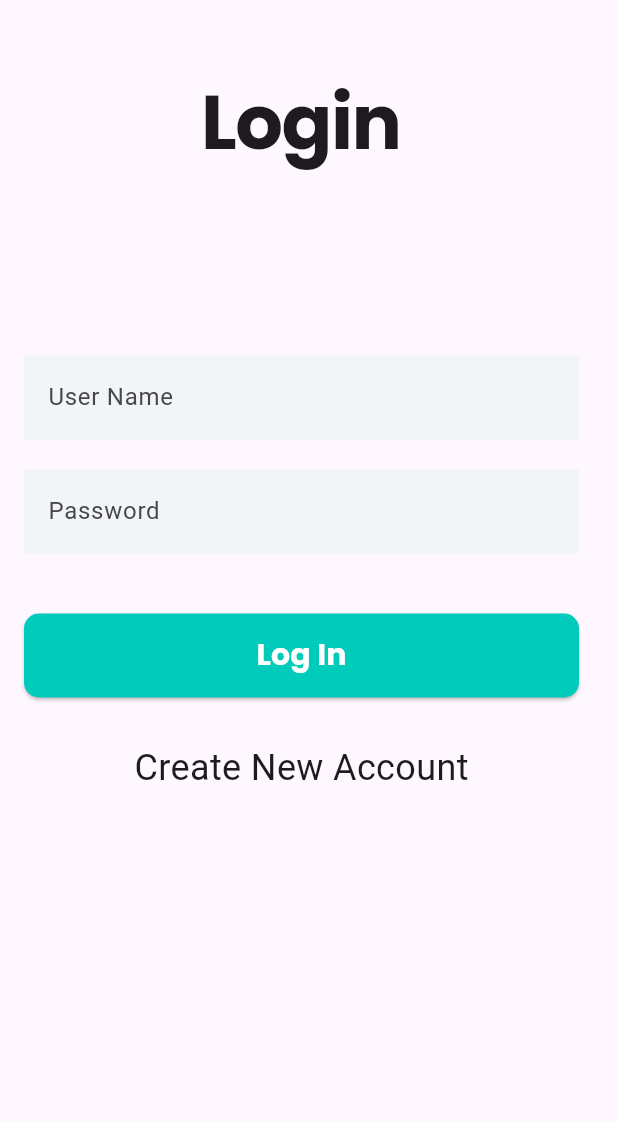
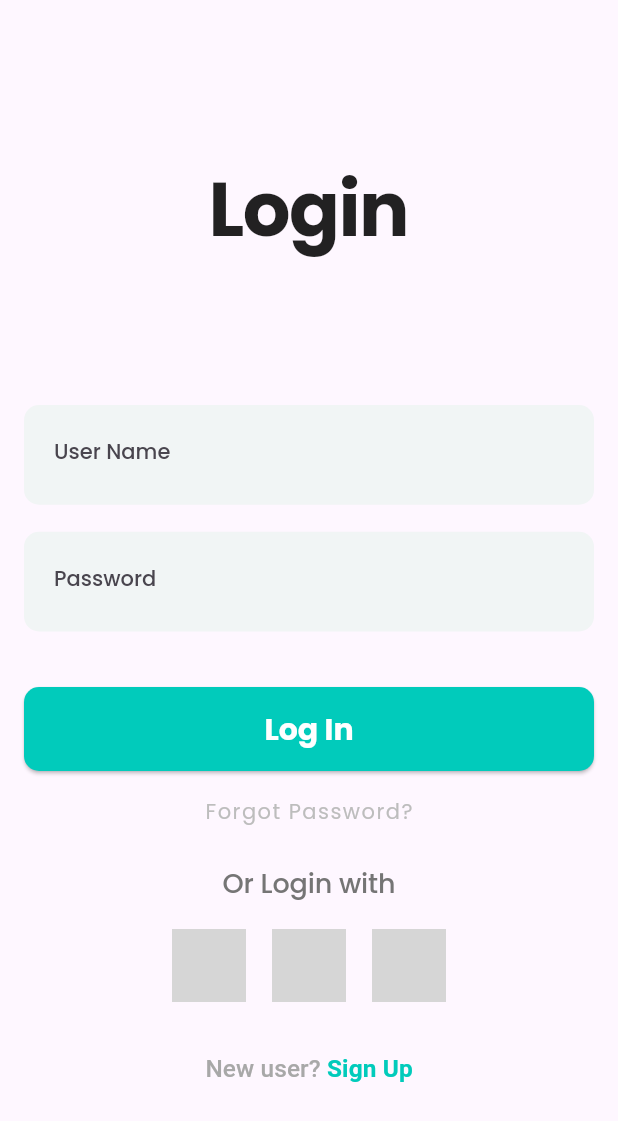
Before and after one commit to jasberDataSirpi/full-stack-training, a Flutter app: the screen it shows after launch, on a phone screen of 412 x 824 dp. Shown: the top 1121 px of the screen. Run offline on Flutter 3.47's test engine with Material 2 defaults, Android fonts, the phone set to English and light mode, and no system bars; our stand-ins replace flutter_dotenv, google_fonts, shared_preferences; grey boxes are pictures that could not be loaded.

Commit message:
login page created

```diff
--- a/lib/main.dart
+++ b/lib/main.dart
@@ -1,5 +1,6 @@
 import 'package:flutter/material.dart';
 import 'package:flutter_dotenv/flutter_dotenv.dart';
+import 'package:google_fonts/google_fonts.dart';
 import 'package:meal_planet/pages/dashboard_page.dart';
 import 'package:meal_planet/pages/login_page.dart';
 import 'package:meal_planet/pages/my_home_page.dart';
@@ -26,6 +27,9 @@ class MyApp extends StatelessWidget {
       debugShowCheckedModeBanner: false,
       title: 'Meal Planet',
       theme: ThemeData(
+        textTheme: GoogleFonts.poppinsTextTheme(
+          Theme.of(context).textTheme, // Use the default TextTheme
+        ),
         colorScheme: ColorScheme.fromSeed(seedColor: Colors.deepPurple),
         useMaterial3: true,
       ),
--- a/lib/pages/login_page.dart
+++ b/lib/pages/login_page.dart
@@ -1,12 +1,12 @@
 import 'dart:convert';
 import 'dart:io';
 
+import 'package:flutter/gestures.dart';
 import 'package:flutter/material.dart';
 import 'package:meal_planet/constants/endpoints.dart';
 import 'package:meal_planet/constants/http_methods.dart';
 import 'package:meal_planet/services/http_service.dart';
 import 'package:meal_planet/services/local_storage_service.dart';
-import 'package:google_fonts/google_fonts.dart';
 
 class LoginPage extends StatefulWidget {
   const LoginPage({super.key});
@@ -42,66 +42,92 @@ class _LoginPageState extends State<LoginPage> {
     }
   }
 
+  goToSignupPage() {
+    Navigator.pushNamed(context, "/register");
+  }
+
+  late TapGestureRecognizer _tapGestureRecognizer;
+
+  @override
+  void initState() {
+    super.initState();
+    _tapGestureRecognizer = TapGestureRecognizer()..onTap = goToSignupPage;
+  }
+
   @override
   Widget build(BuildContext context) {
     return Scaffold(
       body: Container(
         padding: const EdgeInsets.all(16.0),
         child: Column(
-          // crossAxisAlignment: CrossAxisAlignment.stretch,
+          mainAxisAlignment: MainAxisAlignment.center,
           children: [
-            const SizedBox(height: 30),
-            Text(
+            const Text(
               'Login',
-              style: GoogleFonts.poppins(
-                textStyle: const TextStyle(
+              style: TextStyle(
                 fontSize: 50,
                 fontWeight: FontWeight.w700,
                 letterSpacing: -1,
               ),
             ),
+            const SizedBox(height: 93),
+            SizedBox(
+              width: double.infinity, // 100% width
+              child: Container(
+                decoration: BoxDecoration(
+                  borderRadius: BorderRadius.circular(10), // Rounded border
+                  color: const Color(0xFFF1F5F5),
                 ),
-            const SizedBox(height: 120),
-            SizedBox(
-              width: 370,
-              // height: 56,
                 child: TextField(
                   controller: emailController,
                   decoration: const InputDecoration(
                     border: InputBorder.none,
-                  filled: true,
-                  fillColor: Color(0xFFF1F5F5),
                     labelText: 'User Name',
+                    contentPadding: EdgeInsets.symmetric(
+                      vertical: 16.0,
+                      horizontal: 20.0,
                     ),
                   ),
                 ),
-            const SizedBox(height: 20),
+              ),
+            ),
+            const SizedBox(height: 18),
             SizedBox(
-              width: 370,
-              // height: 56,
+              width: double.infinity, // 100% width
+              child: Container(
+                decoration: BoxDecoration(
+                  borderRadius: BorderRadius.circular(10), // Rounded border
+                  color: const Color(0xFFF1F5F5),
+                ),
                 child: TextField(
                   controller: passwordController,
                   decoration: const InputDecoration(
                     border: InputBorder.none,
-                  filled: true,
-                  fillColor: Color(0xFFF1F5F5),
                     labelText: 'Password',
-                ),
-                obscureText: true,
+                    contentPadding: EdgeInsets.symmetric(
+                      vertical: 16.0,
+                      horizontal: 20.0,
                     ),
                   ),
-            const SizedBox(height: 40),
+                ),
+              ),
+            ),
+            const SizedBox(height: 37),
             Container(
-                width: 370,
+              width: double.infinity, // 100% width
               height: 56,
               decoration:
                   BoxDecoration(borderRadius: BorderRadius.circular(10)),
               child: ElevatedButton(
                 style: ButtonStyle(
-                      backgroundColor: MaterialStateProperty.all<Color>(
-                          const Color(0xFF01CBBB)),
-                      shape: MaterialStateProperty.all(RoundedRectangleBorder(
-                          borderRadius: BorderRadius.circular(10)))),
+                  backgroundColor:
+                      MaterialStateProperty.all<Color>(const Color(0xFF01CBBB)),
+                  shape: MaterialStateProperty.all(
+                    RoundedRectangleBorder(
+                      borderRadius: BorderRadius.circular(10),
+                    ),
+                  ),
+                ),
                 onPressed: _login,
                 child: const Text(
                   'Log In',
@@ -109,28 +135,107 @@ class _LoginPageState extends State<LoginPage> {
                   style: TextStyle(
                     color: Colors.white,
                     fontSize: 20,
-                      fontFamily: 'Poppins',
                     fontWeight: FontWeight.w700,
                   ),
                 ),
-                )),
-            const SizedBox(height: 30),
-            GestureDetector(
-              onTap: () {
-                Navigator.pushNamed(context, "/register");
-              },
-              child: const Text(
-                'Create New Account',
-                style: TextStyle(fontSize: 24),
               ),
             ),
-            const SizedBox(
-              height: 30,
+            const SizedBox(height: 17),
+            const Text(
+              'Forgot Password?',
+              style: TextStyle(
+                color: Color(0xFFBDBDBD),
+                fontSize: 14,
+                fontWeight: FontWeight.w400,
+                letterSpacing: 0.98,
               ),
-            Text(
-              message,
-              style: TextStyle(color: Colors.green.shade400),
             ),
+            const SizedBox(height: 23),
+            const Text(
+              'Or Login with',
+              style: TextStyle(
+                color: Color(0xFF757575),
+                fontSize: 18,
+                fontWeight: FontWeight.w500,
+                letterSpacing: -0.09,
+              ),
+            ),
+            const SizedBox(height: 17),
+            SizedBox(
+              width: 200,
+              child: Row(
+                mainAxisSize: MainAxisSize.min,
+                mainAxisAlignment: MainAxisAlignment.spaceAround,
+                crossAxisAlignment: CrossAxisAlignment.start,
+                children: [
+                  Container(
+                    height: 49,
+                    width: 49,
+                    decoration: const BoxDecoration(
+                      image: DecorationImage(
+                        image: AssetImage('images/apple.png'),
+                        fit: BoxFit.cover,
+                      ),
+                    ),
+                  ),
+                  Container(
+                    height: 49,
+                    width: 49,
+                    decoration: const BoxDecoration(
+                      image: DecorationImage(
+                        image: AssetImage('images/google.png'),
+                        fit: BoxFit.cover,
+                      ),
+                    ),
+                  ),
+                  Container(
+                    height: 49,
+                    width: 49,
+                    decoration: const BoxDecoration(
+                      image: DecorationImage(
+                        image: AssetImage('images/fb.png'),
+                        fit: BoxFit.cover,
+                      ),
+                    ),
+                  ),
+                ],
+              ),
+            ),
+            const SizedBox(height: 35),
+            Text.rich(
+              TextSpan(
+                children: [
+                  const TextSpan(
+                    text: 'New user?',
+                    style: TextStyle(
+                      color: Color(0xFFA8A8A8),
+                      fontSize: 16.28,
+                      fontWeight: FontWeight.w500,
+                      letterSpacing: 0.08,
+                    ),
+                  ),
+                  const TextSpan(
+                    text: ' ',
+                    style: TextStyle(
+                      color: Color(0xFF757575),
+                      fontSize: 16.28,
+                      fontWeight: FontWeight.w500,
+                      letterSpacing: 0.08,
+                    ),
+                  ),
+                  TextSpan(
+                    text: 'Sign Up',
+                    style: const TextStyle(
+                      color: Color(0xFF01CBBB),
+                      fontSize: 16.28,
+                      fontWeight: FontWeight.w600,
+                      letterSpacing: 0.08,
+                    ),
+                    recognizer: _tapGestureRecognizer,
+                  ),
+                ],
+              ),
+            )
           ],
         ),
       ),
--- a/pubspec.yaml
+++ b/pubspec.yaml
@@ -65,6 +65,7 @@ flutter:
   # To add assets to your application, add an assets section, like this:
   assets:
     - .env
+    - assets/images/
   #   - images/a_dot_burr.jpeg
   #   - images/a_dot_ham.jpeg
 
```
Also changed, not shown: assets/images/apple.png (added), assets/images/fb.png (added), assets/images/google.png (added), 4 other files. Lines whose indentation alone changed are shown as unchanged.
